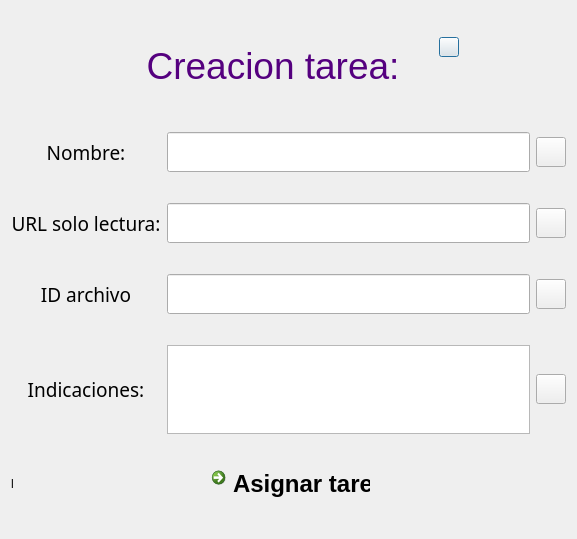
Qt form CUERPO/DISENO/TAREA/CreadorTarea_d.ui (ronihdzz/CACPY) before a commit.
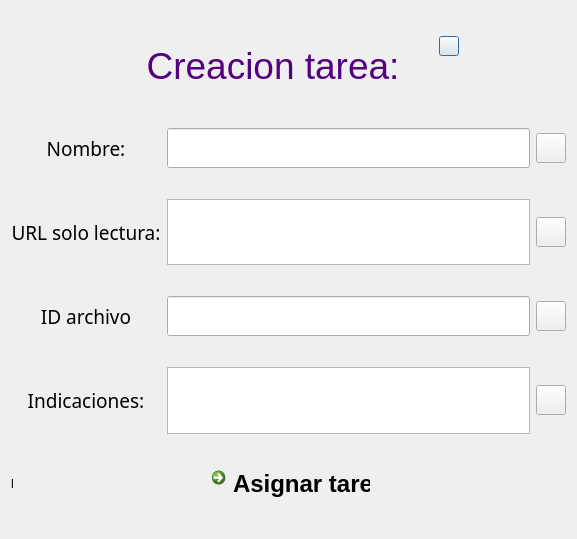
The same form after that commit. Icons and pictures are not drawn.

Commit message: En este apartado termine la gran mayoria del apartado de tareas, de tal manera que el profesor ya puede ver las tareas asignadas de un topic y curso especifico asi como tambien el profesor ya puede agregar tareas de programacion y estas visualizarse en classroom, de igual forma implemente la tecnica de hacer un respaldo de los datos en una base de datos local, y con ello reducir el numero de peticiones que se le hacen a la API,lo unico que falta en este apartado en sincronizar la tecnologia de nbgrader para que se puedan calificar los colabs y retornar la calificacion a los estudiantes

Patch:
```diff
--- a/CUERPO/DISENO/TAREA/CreadorTarea_d.ui
+++ b/CUERPO/DISENO/TAREA/CreadorTarea_d.ui
@@ -189,11 +189,11 @@
          <property name="font">
           <font>
            <family>Calibri</family>
-           <pointsize>14</pointsize>
+           <pointsize>12</pointsize>
           </font>
          </property>
          <property name="maxLength">
-          <number>20</number>
+          <number>400</number>
          </property>
         </widget>
        </item>
@@ -273,27 +273,26 @@
         </widget>
        </item>
        <item>
-        <widget class="QLineEdit" name="lineEdit_urlSoloLectura">
+        <widget class="QPlainTextEdit" name="plainText_urlSoloLectura">
          <property name="minimumSize">
           <size>
            <width>300</width>
            <height>40</height>
           </size>
          </property>
-         <property name="baseSize">
+         <property name="maximumSize">
           <size>
-           <width>300</width>
-           <height>40</height>
+           <width>16777215</width>
+           <height>100</height>
           </size>
          </property>
          <property name="font">
           <font>
-           <family>Calibri</family>
-           <pointsize>14</pointsize>
+           <pointsize>10</pointsize>
           </font>
          </property>
-         <property name="maxLength">
-          <number>20</number>
+         <property name="textInteractionFlags">
+          <set>Qt::LinksAccessibleByMouse|Qt::TextEditable|Qt::TextEditorInteraction|Qt::TextSelectableByKeyboard|Qt::TextSelectableByMouse</set>
          </property>
         </widget>
        </item>
@@ -389,11 +388,11 @@
          <property name="font">
           <font>
            <family>Calibri</family>
-           <pointsize>14</pointsize>
+           <pointsize>12</pointsize>
           </font>
          </property>
          <property name="maxLength">
-          <number>20</number>
+          <number>400</number>
          </property>
         </widget>
        </item>
@@ -504,6 +503,11 @@
            <height>60</height>
           </size>
          </property>
+         <property name="font">
+          <font>
+           <pointsize>12</pointsize>
+          </font>
+         </property>
         </widget>
        </item>
        <item>
```
Left out of the diff: 2 changed lines with no effect on the pictures. The commit also changes 31 other files.
